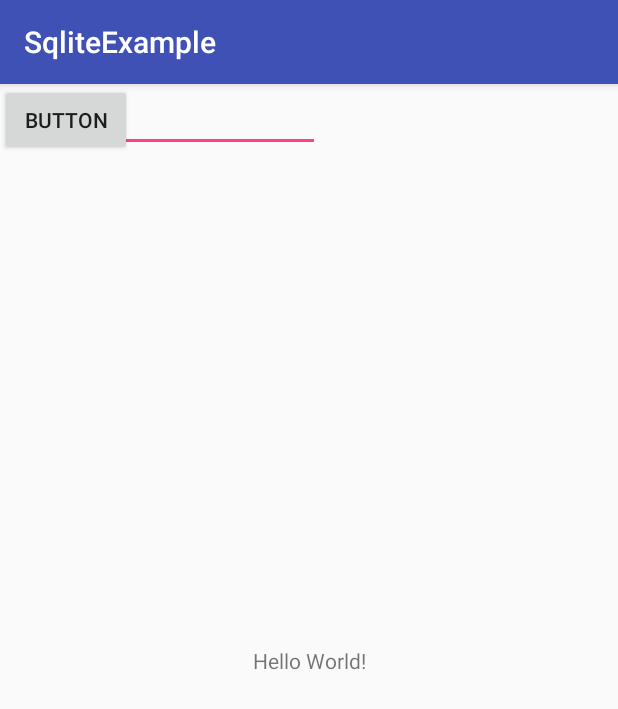
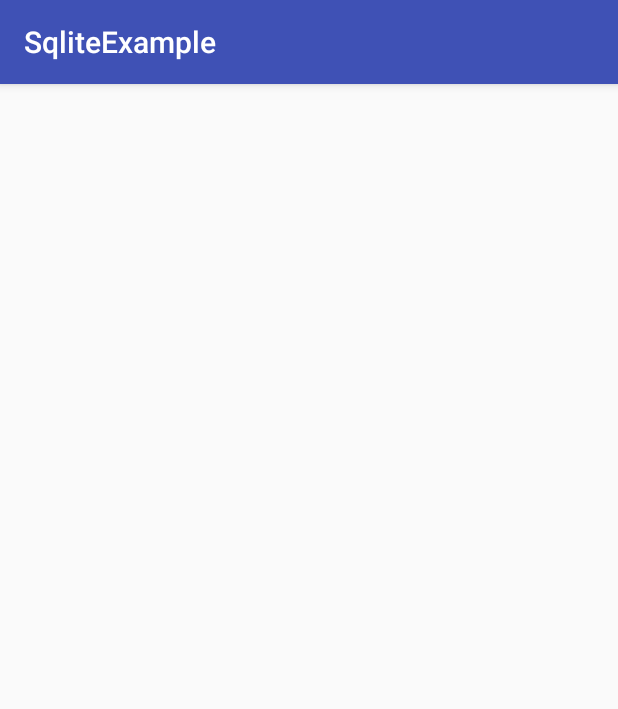
Before and after one commit to 3moeslam/EasySQLite-Android, an Android app: the screen it shows after launch (MainActivity), on a phone screen of 412 x 824 dp. Shown: the top 709 px of the screen. Run offline under Robolectric (Android 15) with nearby library versions, the phone set to English and light mode, and no system bars; 13 statements that could not run were skipped.

Commit message:
Initial Committing

```diff
--- a/app/src/main/res/layout/activity_main.xml
+++ b/app/src/main/res/layout/activity_main.xml
@@ -6,30 +6,4 @@
     android:layout_height="match_parent"
     tools:context="com.randove.eslam.sqliteexample.MainActivity">
 
-    <TextView
-        android:layout_width="wrap_content"
-        android:layout_height="wrap_content"
-        android:text="Hello World!"
-        app:layout_constraintBottom_toBottomOf="parent"
-        app:layout_constraintLeft_toLeftOf="parent"
-        app:layout_constraintRight_toRightOf="parent"
-        app:layout_constraintTop_toTopOf="parent" />
-
-    <Button
-        android:id="@+id/button"
-        android:layout_width="wrap_content"
-        android:layout_height="wrap_content"
-        android:text="Button"
-        tools:layout_editor_absoluteX="148dp"
-        tools:layout_editor_absoluteY="316dp" />
-
-    <EditText
-        android:id="@+id/editText"
-        android:layout_width="wrap_content"
-        android:layout_height="wrap_content"
-        android:ems="10"
-        android:inputType="phone"
-        tools:layout_editor_absoluteX="84dp"
-        tools:layout_editor_absoluteY="436dp" />
-
 </android.support.constraint.ConstraintLayout>
```
